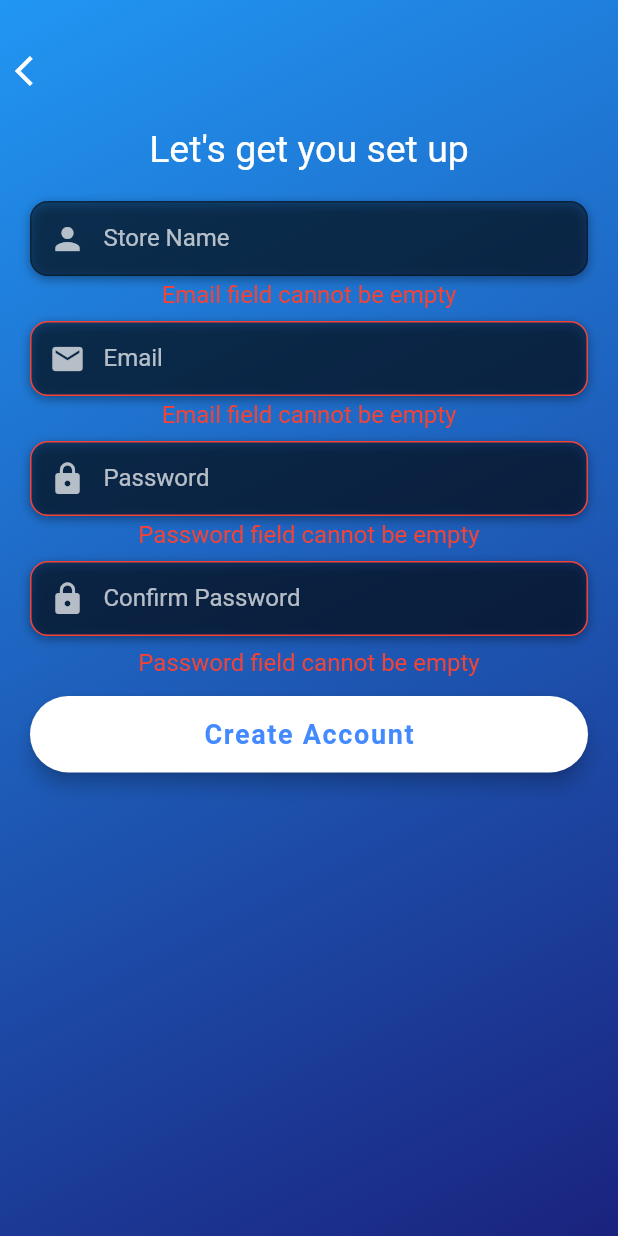
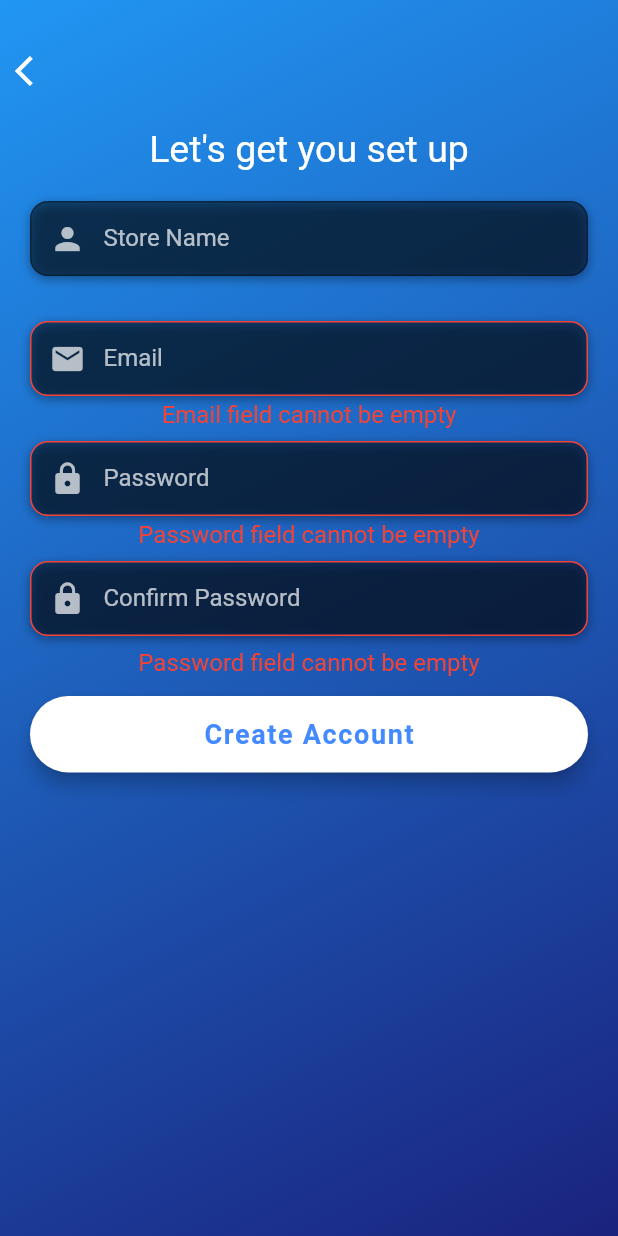
Before and after one commit to michaelpropp18/universal_store, a Flutter app: the ManagerFieldsScreen screen opened by its route, after a tap on "Create Account", on a phone screen of 412 x 824 dp. Run offline on Flutter 3.47's test engine with Material 2 defaults, Android fonts, the phone set to English and light mode, and no system bars; our stand-ins replace cloud_firestore, firebase_auth, flutter_spinkit; accounts and stored records are empty.

Commit message:
Fix wrong error message showing under store name field

```diff
--- a/lib/view/authentication/manager_fields_screen.dart
+++ b/lib/view/authentication/manager_fields_screen.dart
@@ -45,7 +45,7 @@ class ManagerFieldsScreen extends StatelessWidget {
                 },
                 icon: Icons.person,
               ),
-              ErrorText(viewModel.emailError),
+              ErrorText(viewModel.storeNameError),
               SizedBox(height: 5),
               InputField(
                 error: viewModel.emailError != '',
```
